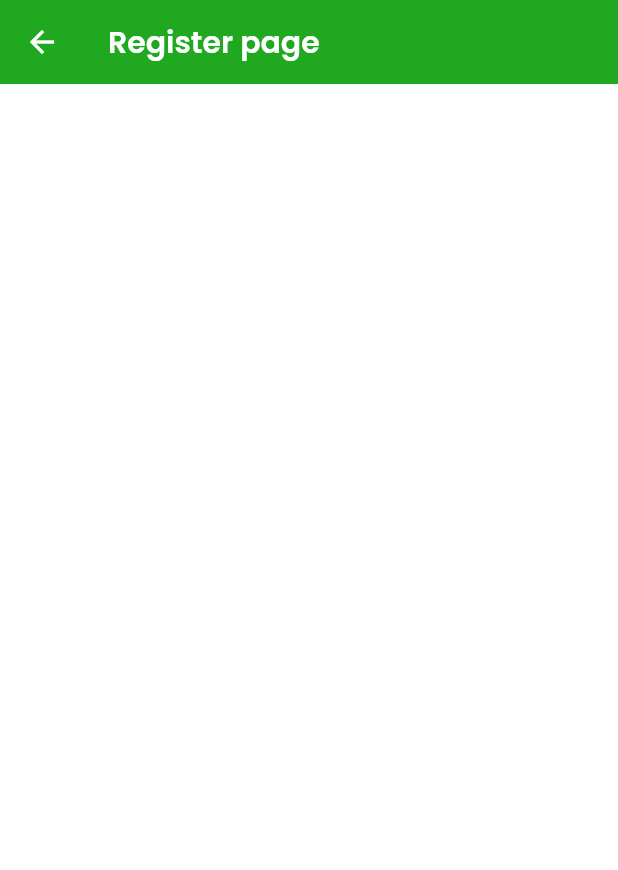
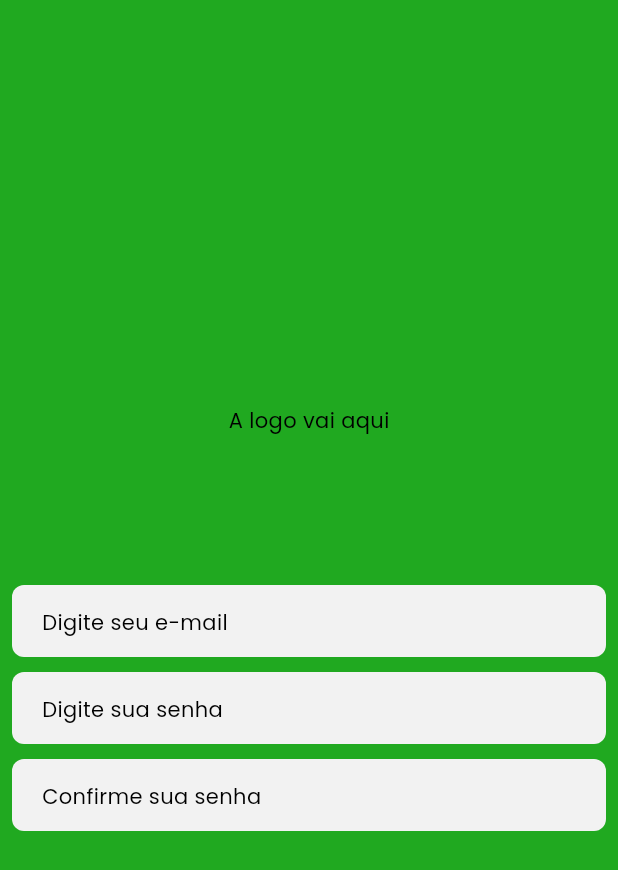
Before and after one commit to e-medeiros1/petshop_project, a Flutter app: the RegisterPage screen opened by its route, on a phone screen of 412 x 824 dp. Shown: the top 870 px of the screen. Run offline on Flutter 3.47's test engine with Material 3 defaults, Android fonts, the phone set to English and light mode, and no system bars; our stand-ins replace google_fonts.

Commit message:
Register page base

```diff
--- /dev/null
+++ b/lib/theme/widgets/app_textfield.dart
@@ -0,0 +1,17 @@
+// ignore_for_file: public_member_api_docs, sort_constructors_first
+import 'package:flutter/material.dart';
+
+class AppTextfield extends StatefulWidget {
+  String name = '';
+  AppTextfield({super.key, required this.name});
+
+  @override
+  State<AppTextfield> createState() => _AppTextfieldState();
+}
+
+class _AppTextfieldState extends State<AppTextfield> {
+  @override
+  Widget build(BuildContext context) {
+    return TextField(decoration: InputDecoration(hint: Text(widget.name)));
+  }
+}
--- a/lib/views/auth/register/register_page.dart
+++ b/lib/views/auth/register/register_page.dart
@@ -1,4 +1,6 @@
 import 'package:flutter/material.dart';
+import 'package:petshop_project/theme/colors.dart';
+import 'package:petshop_project/theme/widgets/app_textfield.dart';
 
 class RegisterPage extends StatefulWidget {
   const RegisterPage({super.key});
@@ -11,8 +13,22 @@ class _RegisterPageState extends State<RegisterPage> {
   @override
   Widget build(BuildContext context) {
     return Scaffold(
-      appBar: AppBar(title: const Text('Register page')),
-      body: Container(),
+      backgroundColor: AppColors.primary,
+      body: Padding(
+        padding: const EdgeInsets.all(8.0),
+        child: Column(
+          mainAxisAlignment: MainAxisAlignment.center,
+          children: [
+            Center(child: Text('A logo vai aqui')),
+            SizedBox(height: 100),
+            AppTextfield(name: 'Digite seu e-mail'),
+            SizedBox(height: 10),
+            AppTextfield(name: 'Digite sua senha'),
+            SizedBox(height: 10),
+            AppTextfield(name: 'Confirme sua senha'),
+          ],
+        ),
+      ),
     );
   }
 }
```
